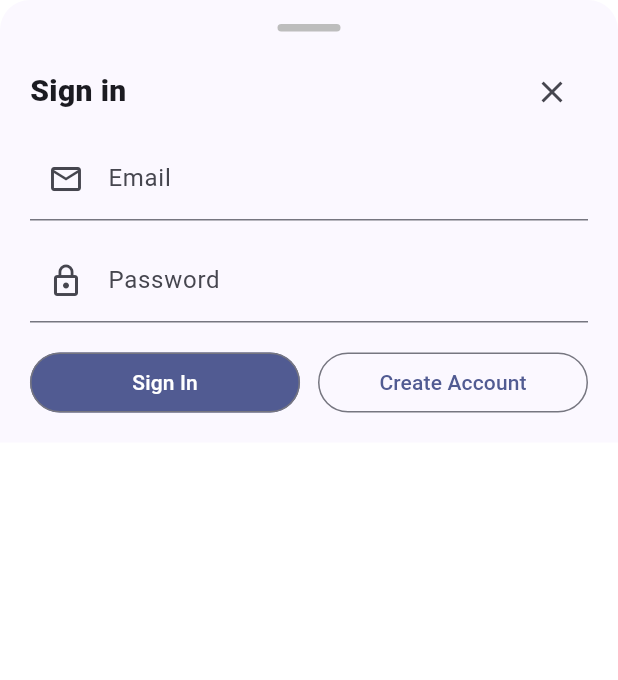
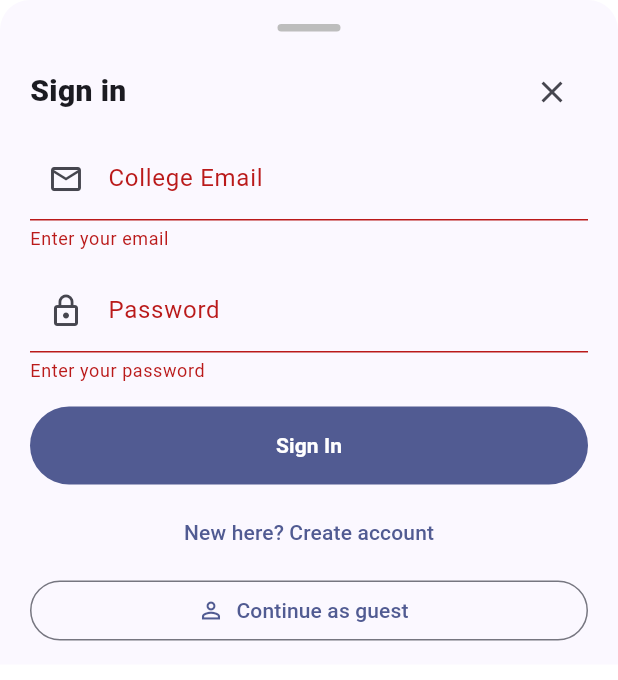
Before and after one commit to Muhammad-ismail-21/Smart-Campus, a Flutter app: the AuthBottomSheet widget shown alone on an empty page, opened directly, after a tap on "Sign In", on a phone screen of 412 x 824 dp. Shown: the top 680 px of the screen. Run offline on Flutter 3.47's test engine with Material 3 defaults, Android fonts, the phone set to English and light mode, and no system bars; our stand-ins replace firebase_auth, firebase_core; accounts and stored records are empty.

Commit message:
User friendly error messages

```diff
--- a/lib/screens/auth_screen.dart
+++ b/lib/screens/auth_screen.dart
@@ -2,6 +2,11 @@
 import 'package:firebase_auth/firebase_auth.dart';
 import 'package:flutter/material.dart';
 import 'package:hub/constants.dart';
+
+// === Step 1: Helper function to validate the email domain ===
+bool _isKleEmail(String email) {
+  return email.trim().toLowerCase().endsWith('@kletech.ac.in');
+}
 
 class AuthScreen extends StatefulWidget {
   const AuthScreen({super.key});
@@ -38,6 +43,14 @@ class _AuthScreenState extends State<AuthScreen>
   Future<void> _submit() async {
     if (!_formKey.currentState!.validate()) return;
 
+    // === Step 3: Extra client-side guard before calling Firebase ===
+    // This prevents unnecessary API calls for invalid domains.
+    final email = _emailController.text.trim();
+    if (!_isKleEmail(email)) {
+      setState(() => _error = 'Only @kletech.ac.in emails are allowed.');
+      return;
+    }
+
     setState(() {
       _loading = true;
       _error = null;
@@ -47,12 +60,12 @@ class _AuthScreenState extends State<AuthScreen>
       final auth = FirebaseAuth.instance;
       if (_isSignUp) {
         await auth.createUserWithEmailAndPassword(
-          email: _emailController.text.trim(),
+          email: email,
           password: _passwordController.text,
         );
       } else {
         await auth.signInWithEmailAndPassword(
-          email: _emailController.text.trim(),
+          email: email,
           password: _passwordController.text,
         );
       }
@@ -62,7 +75,32 @@ class _AuthScreenState extends State<AuthScreen>
             context, profileRoute, (route) => false);
       }
     } on FirebaseAuthException catch (e) {
-      setState(() => _error = e.message ?? 'Authentication failed');
+      // === Step 4: Handle specific Firebase errors with user-friendly messages ===
+      String message;
+      switch (e.code) {
+        case 'invalid-email':
+          message = 'The email address is not valid.';
+          break;
+        case 'user-not-found':
+          message = 'No account found for that email. Please create one.';
+          break;
+        // This newer code is often returned for both wrong password and non-existent user.
+        case 'invalid-credential':
+          message = 'Invalid email or password. Please try again.';
+          break;
+        case 'wrong-password':
+          message = 'Incorrect password. Please try again.';
+          break;
+        case 'email-already-in-use':
+          message = 'An account already exists for that email. Please sign in.';
+          break;
+        case 'weak-password':
+          message = 'Password is too weak. Use at least 6 characters.';
+          break;
+        default:
+          message = e.message ?? 'Authentication failed. Please try again.';
+      }
+      setState(() => _error = message);
     } catch (_) {
       setState(() => _error = 'Something went wrong. Please try again.');
     } finally {
@@ -92,25 +130,43 @@ class _AuthScreenState extends State<AuthScreen>
             children: [
               const SizedBox(height: 20),
               if (_error != null)
+                // === Step 5: Display top-level errors neatly ===
                 Padding(
                   padding: const EdgeInsets.only(bottom: 16.0),
-                  child: Text(
-                    _error!,
-                    style: TextStyle(color: Theme.of(context).colorScheme.error),
-                    textAlign: TextAlign.center,
+                  child: Container(
+                    padding: const EdgeInsets.symmetric(horizontal: 12, vertical: 8),
+                    decoration: BoxDecoration(
+                      color: Theme.of(context).colorScheme.error.withOpacity(0.1),
+                      borderRadius: BorderRadius.circular(8),
+                    ),
+                    child: Row(
+                      children: [
+                        Icon(Icons.error_outline, color: Theme.of(context).colorScheme.error),
+                        const SizedBox(width: 8),
+                        Expanded(
+                          child: Text(
+                            _error!,
+                            style: TextStyle(color: Theme.of(context).colorScheme.error, fontWeight: FontWeight.w500),
+                          ),
+                        ),
+                      ],
+                    ),
                   ),
                 ),
               TextFormField(
                 controller: _emailController,
                 keyboardType: TextInputType.emailAddress,
                 decoration: const InputDecoration(
-                  labelText: 'Email',
+                  labelText: 'College Email',
+                  hintText: 'yourname@kletech.ac.in',
                   prefixIcon: Icon(Icons.email_outlined),
                 ),
+                // === Step 2: Add inline validation for email format and domain ===
                 validator: (v) {
-                  if (v == null || v.trim().isEmpty || !v.contains('@')) {
-                    return 'Please enter a valid email';
-                  }
+                  final value = v ?? '';
+                  if (value.trim().isEmpty) return 'Please enter your email';
+                  if (!value.contains('@')) return 'Please enter a valid email';
+                  if (!_isKleEmail(value)) return 'Only @kletech.ac.in emails are allowed';
                   return null;
                 },
               ),
@@ -122,8 +178,13 @@ class _AuthScreenState extends State<AuthScreen>
                   labelText: 'Password',
                   prefixIcon: Icon(Icons.lock_outline),
                 ),
+                // Password validation remains the same
                 validator: (v) {
-                  if (v == null || v.length < 6) {
+                  final value = v ?? '';
+                  if (value.isEmpty) {
+                    return 'Please enter your password';
+                  }
+                  if (value.length < 6) {
                     return 'Password must be at least 6 characters';
                   }
                   return null;
--- a/lib/widgets/auth_bottom_sheet.dart
+++ b/lib/widgets/auth_bottom_sheet.dart
@@ -1,9 +1,12 @@
-// lib/widgets/auth_bottom_sheet.dart
+import 'package:flutter/material.dart';
 import 'package:firebase_auth/firebase_auth.dart';
 import 'package:hub/constants.dart';
-import 'package:flutter/material.dart';
 
-/// Bottom sheet for Email/Password auth + Guest login
+// === Step 1: Helper to allow only kletech emails ===
+bool isKleEmail(String email) {
+  return email.trim().toLowerCase().endsWith('@kletech.ac.in');
+}
+
 class AuthBottomSheet extends StatefulWidget {
   const AuthBottomSheet({super.key});
 
@@ -15,9 +18,9 @@ class _AuthBottomSheetState extends State<AuthBottomSheet> {
   final _email = TextEditingController();
   final _password = TextEditingController();
   final _formKey = GlobalKey<FormState>();
-  bool _isSignUp = true; // Start with Create Account as default
+  bool _isSignUp = false;
   bool _loading = false;
-  String? _error;
+  String? _error; // top-level error line
 
   @override
   void dispose() {
@@ -26,67 +29,105 @@ class _AuthBottomSheetState extends State<AuthBottomSheet> {
     super.dispose();
   }
 
-  Future<void> _handleAuthOperation(
-    Future<void> Function() operation, {
-    String? errorMessage,
-  }) async {
-    if (_loading) return;
+  // === Step 3: Guard before Firebase call ===
+  Future<void> _submit() async {
+  if (!_formKey.currentState!.validate()) return;
+
+  final email = _email.text.trim();
+  final password = _password.text;
+
+  // 🔐 Extra guard (must-have)
+  if (!isKleEmail(email)) {
+    setState(() => _error = 'Only @kletech.ac.in emails are allowed.');
+    return;
+  }
+
   setState(() {
     _loading = true;
     _error = null;
   });
 
   try {
-      await operation();
+    final auth = FirebaseAuth.instance;
+    if (_isSignUp) {
+      await auth.createUserWithEmailAndPassword(email: email, password: password);
+    } else {
+      await auth.signInWithEmailAndPassword(email: email, password: password);
+    }
     if (mounted) {
       Navigator.pushNamedAndRemoveUntil(context, profileRoute, (route) => false);
     }
   } on FirebaseAuthException catch (e) {
-      setState(() => _error = e.message ?? errorMessage ?? 'Authentication failed');
+    String message;
+    switch (e.code) {
+      case 'invalid-email':
+        message = 'That email address looks invalid.';
+        break;
+      case 'user-not-found':
+        message = 'No account found for that email. Please create one.';
+        break;
+      case 'wrong-password':
+        message = 'Incorrect password. Please try again.';
+        break;
+      case 'email-already-in-use':
+        message = 'An account already exists for that email. Please sign in.';
+        break;
+      case 'weak-password':
+        message = 'Password is too weak. Use at least 6 characters.';
+        break;
+      default:
+        message = e.message ?? 'Authentication failed. Please try again.';
+    }
+    setState(() => _error = message);
   } catch (_) {
-      setState(() => _error = 'Something went wrong. Please try again.');
+    setState(() => _error = 'An unexpected error occurred. Please try again.');
   } finally {
     if (mounted) setState(() => _loading = false);
   }
 }
 
-  Future<void> _submit() async {
-    if (!_formKey.currentState!.validate()) return;
-    final auth = FirebaseAuth.instance;
-    await _handleAuthOperation(() => _isSignUp
-        ? auth.createUserWithEmailAndPassword(
-            email: _email.text.trim(), password: _password.text)
-        : auth.signInWithEmailAndPassword(
-            email: _email.text.trim(), password: _password.text));
+  // Guest login stays allowed
+  Future<void> _signInAnonymously() async {
+    setState(() {
+      _loading = true;
+      _error = null;
+    });
+    try {
+      await FirebaseAuth.instance.signInAnonymously();
+      if (mounted) {
+        Navigator.pushNamedAndRemoveUntil(context, profileRoute, (route) => false);
       }
-
-  Future<void> _signInAnonymously() async {
-    await _handleAuthOperation(FirebaseAuth.instance.signInAnonymously,
-        errorMessage: 'Anonymous sign-in failed');
+    } on FirebaseAuthException catch (e) {
+      setState(() => _error = e.message ?? 'Anonymous sign-in failed.');
+    } catch (_) {
+      setState(() => _error = 'An unexpected error occurred.');
+    } finally {
+      if (mounted) setState(() => _loading = false);
+    }
   }
 
   @override
   Widget build(BuildContext context) {
     final insets = MediaQuery.of(context).viewInsets;
-    return Padding(
-      padding: EdgeInsets.only(bottom: insets.bottom), // Handles keyboard
+
+    return AnimatedPadding(
+      duration: const Duration(milliseconds: 180),
+      padding: EdgeInsets.only(bottom: insets.bottom),
       child: Container(
         decoration: BoxDecoration(
           color: Theme.of(context).colorScheme.surface,
           borderRadius: const BorderRadius.vertical(top: Radius.circular(20)),
         ),
         child: SafeArea(
+          top: false,
           child: Padding(
-            padding:
-                const EdgeInsets.symmetric(horizontal: 20).copyWith(top: 16),
-            child: SingleChildScrollView(
+            padding: const EdgeInsets.symmetric(horizontal: 20).copyWith(top: 16),
             child: Column(
               mainAxisSize: MainAxisSize.min,
               children: [
+                // drag handle
                 Container(
-                    width: 42,
-                    height: 5,
-                    margin: const EdgeInsets.only(bottom: 16),
+                  width: 42, height: 5, margin: const EdgeInsets.only(bottom: 16),
                   decoration: BoxDecoration(
                     color: Colors.grey.shade400,
                     borderRadius: BorderRadius.circular(100),
@@ -96,10 +137,7 @@ class _AuthBottomSheetState extends State<AuthBottomSheet> {
                   children: [
                     Text(
                       _isSignUp ? 'Create account' : 'Sign in',
-                        style: const TextStyle(
-                          fontSize: 20,
-                          fontWeight: FontWeight.w800,
-                        ),
+                      style: const TextStyle(fontSize: 20, fontWeight: FontWeight.w800),
                     ),
                     const Spacer(),
                     IconButton(
@@ -110,22 +148,21 @@ class _AuthBottomSheetState extends State<AuthBottomSheet> {
                   ],
                 ),
                 const SizedBox(height: 6),
+
+                // top error line
                 if (_error != null)
                   Padding(
-                      padding: const EdgeInsets.only(bottom: 8.0),
+                    padding: const EdgeInsets.only(bottom: 8),
                     child: Row(
-                        children: [
+                      children: [ // Top error bar for general/Firebase errors
                         const Icon(Icons.error_outline, color: Colors.red),
                         const SizedBox(width: 8),
-                          Expanded(
-                            child: Text(
-                              _error!,
-                              style: const TextStyle(color: Colors.red),
-                            ),
-                          ),
+                        Expanded(child: Text(_error!, style: const TextStyle(color: Colors.red))),
                       ],
                     ),
                   ),
+
+                // === Step 2: Form with inline validators for immediate feedback ===
                 Form(
                   key: _formKey,
                   child: Column(
@@ -134,14 +171,17 @@ class _AuthBottomSheetState extends State<AuthBottomSheet> {
                         controller: _email,
                         keyboardType: TextInputType.emailAddress,
                         decoration: const InputDecoration(
-                            labelText: 'Email',
+                          labelText: 'College Email',
+                          hintText: 'yourname@kletech.ac.in',
                           prefixIcon: Icon(Icons.email_outlined),
                         ),
                         validator: (v) {
-                            if (v == null || v.trim().isEmpty) {
-                              return 'Enter your email';
+                          final value = (v ?? '').trim();
+                          if (value.isEmpty) return 'Enter your email';
+                          if (!value.contains('@')) return 'Enter a valid email';
+                          if (!isKleEmail(value)) { // Domain check
+                            return 'Only @kletech.ac.in email is allowed';
                           }
-                            if (!v.contains('@')) return 'Enter a valid email';
                           return null;
                         },
                       ),
@@ -154,66 +194,46 @@ class _AuthBottomSheetState extends State<AuthBottomSheet> {
                           prefixIcon: Icon(Icons.lock_outline),
                         ),
                         validator: (v) {
-                            if (v == null || v.isEmpty) {
-                              return 'Enter your password';
-                            }
-                            if (v.length < 6) {
-                              return 'Minimum 6 characters';
-                            }
+                          if (v == null || v.isEmpty) return 'Enter your password';
+                          if (v.length < 6) return 'Minimum 6 characters';
                           return null;
                         },
                       ),
                       const SizedBox(height: 16),
-                        Row(
-                          children: [
-                            Expanded(
-                              child: OutlinedButton(
-                                onPressed: _loading
-                                    ? null
-                                    : () {
-                                        if (_isSignUp) {
-                                          setState(() => _isSignUp = false);
-                                        } else {
-                                          _submit();
-                                        }
-                                      },
-                                style: OutlinedButton.styleFrom(
-                                  foregroundColor: _isSignUp
-                                      ? Theme.of(context).colorScheme.primary
-                                      : Theme.of(context).colorScheme.onPrimary,
-                                  backgroundColor: _isSignUp
-                                      ? Colors.transparent
-                                      : Theme.of(context).colorScheme.primary,
+                      SizedBox(
+                        width: double.infinity,
+                        child: FilledButton(
+                          onPressed: _loading ? null : _submit,
+                          style: FilledButton.styleFrom(
+                            padding: const EdgeInsets.symmetric(vertical: 16),
                           ),
-                                child: const Text('Sign In'),
+                          child: _loading
+                              ? const SizedBox(
+                                  height: 20, width: 20,
+                                  child: CircularProgressIndicator(strokeWidth: 2, color: Colors.white),
+                                )
+                              : Text(_isSignUp ? 'Create Account' : 'Sign In',
+                                  style: const TextStyle(fontWeight: FontWeight.bold),
                           ),
                         ),
-                            const SizedBox(width: 12),
-                            Expanded(
-                              child: OutlinedButton(
-                                onPressed: _loading
-                                    ? null
-                                    : () {
-                                        if (!_isSignUp) {
-                                          setState(() => _isSignUp = true);
-                                        } else {
-                                          _submit();
-                                        }
-                                      },
+                      ),
+                      const SizedBox(height: 8),
+                      TextButton(
+                        onPressed: _loading ? null : () => setState(() => _isSignUp = !_isSignUp),
+                        child: Text(_isSignUp
+                            ? 'Have an account? Sign in'
+                            : 'New here? Create account'),
+                      ),
+                      const SizedBox(height: 4),
+                      OutlinedButton.icon(
+                        onPressed: _loading ? null : _signInAnonymously,
                         style: OutlinedButton.styleFrom(
-                                  foregroundColor: !_isSignUp
-                                      ? Theme.of(context).colorScheme.primary
-                                      : Theme.of(context).colorScheme.onPrimary,
-                                  backgroundColor: !_isSignUp
-                                      ? Colors.transparent
-                                      : Theme.of(context).colorScheme.primary,
+                          minimumSize: const Size(double.infinity, 40),
                         ),
-                                child: const Text('Create Account'),
+                        icon: const Icon(Icons.person_outline),
+                        label: const Text('Continue as guest'),
                       ),
-                            ),
-                          ],
-                        ),
-                        const SizedBox(height: 16),
+                      const SizedBox(height: 12),
                     ],
                   ),
                 ),
@@ -222,7 +242,6 @@ class _AuthBottomSheetState extends State<AuthBottomSheet> {
           ),
         ),
       ),
-      ),
     );
   }
 }
```
Lines whose indentation alone changed are shown as unchanged.
